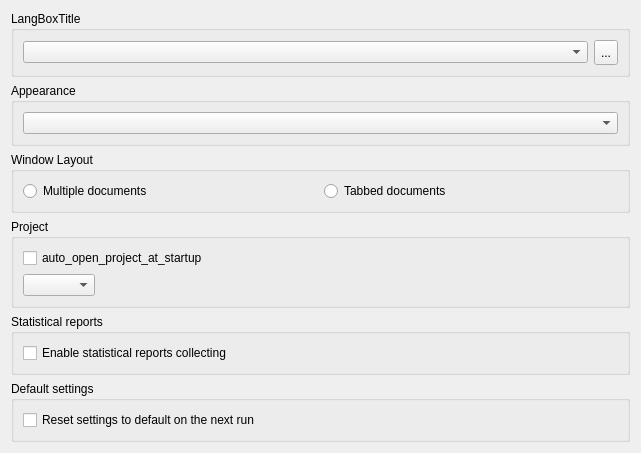
First picture: the form in src/ugeneui/src/app_settings/user_apps_settings/ui/UserApplicationsSettingsWidget.ui, repository violethaze74/ugene, before the edit.
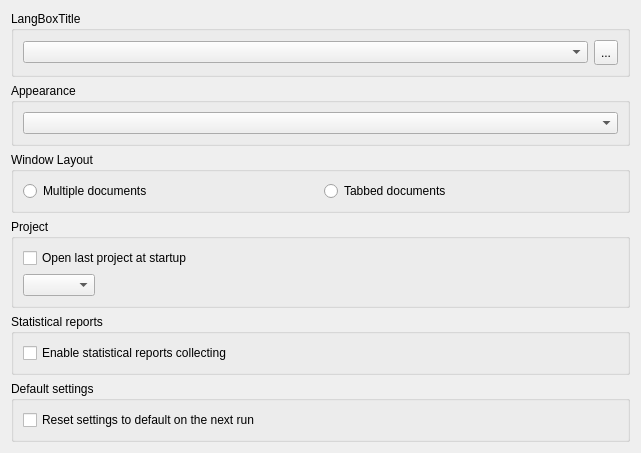
Second picture: the form after the edit.

```diff
--- a/src/ugeneui/src/app_settings/user_apps_settings/ui/UserApplicationsSettingsWidget.ui
+++ b/src/ugeneui/src/app_settings/user_apps_settings/ui/UserApplicationsSettingsWidget.ui
@@ -95,7 +95,7 @@
       <item>
        <widget class="QCheckBox" name="autoOpenProjectBox">
         <property name="text">
-         <string>auto_open_project_at_startup</string>
+         <string>Open last project at startup</string>
         </property>
        </widget>
       </item>
```
